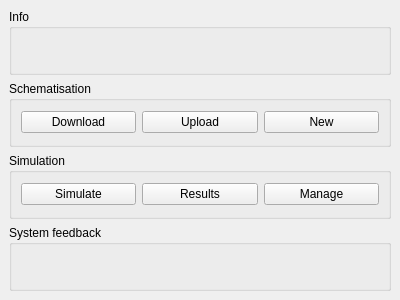
The window that threedi_models_simulations/widgets/dock.ui (nens/threedi-models-simulations) describes before a commit, drawn with Qt 5.
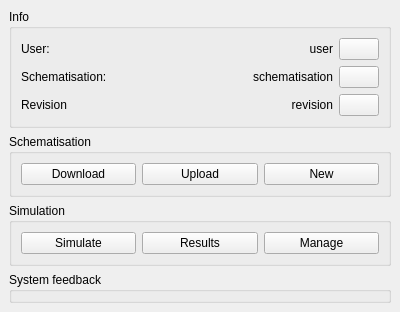
The same window after the commit. Custom widgets are drawn as their Qt base class.

Commit message: Login and settings UI

```diff
--- a/threedi_models_simulations/widgets/dock.ui
+++ b/threedi_models_simulations/widgets/dock.ui
@@ -20,6 +20,98 @@
       <property name="title">
        <string>Info</string>
       </property>
+      <layout class="QGridLayout" name="gridLayout">
+       <item row="0" column="1">
+        <widget class="QLabel" name="label_4">
+         <property name="text">
+          <string>user</string>
+         </property>
+         <property name="alignment">
+          <set>Qt::AlignRight|Qt::AlignTrailing|Qt::AlignVCenter</set>
+         </property>
+        </widget>
+       </item>
+       <item row="2" column="1">
+        <widget class="QLabel" name="label_6">
+         <property name="text">
+          <string>revision</string>
+         </property>
+         <property name="alignment">
+          <set>Qt::AlignRight|Qt::AlignTrailing|Qt::AlignVCenter</set>
+         </property>
+        </widget>
+       </item>
+       <item row="0" column="0">
+        <widget class="QLabel" name="label">
+         <property name="text">
+          <string>User:</string>
+         </property>
+        </widget>
+       </item>
+       <item row="1" column="0">
+        <widget class="QLabel" name="label_2">
+         <property name="text">
+          <string>Schematisation:</string>
+         </property>
+        </widget>
+       </item>
+       <item row="1" column="1">
+        <widget class="QLabel" name="label_5">
+         <property name="text">
+          <string>schematisation</string>
+         </property>
+         <property name="alignment">
+          <set>Qt::AlignRight|Qt::AlignTrailing|Qt::AlignVCenter</set>
+         </property>
+        </widget>
+       </item>
+       <item row="2" column="0">
+        <widget class="QLabel" name="label_3">
+         <property name="text">
+          <string>Revision</string>
+         </property>
+        </widget>
+       </item>
+       <item row="0" column="2">
+        <widget class="QPushButton" name="btn_log_in_out">
+         <property name="sizePolicy">
+          <sizepolicy hsizetype="Fixed" vsizetype="Fixed">
+           <horstretch>0</horstretch>
+           <verstretch>0</verstretch>
+          </sizepolicy>
+         </property>
+         <property name="text">
+          <string/>
+         </property>
+        </widget>
+       </item>
+       <item row="1" column="2">
+        <widget class="QPushButton" name="pushButton_7">
+         <property name="sizePolicy">
+          <sizepolicy hsizetype="Fixed" vsizetype="Fixed">
+           <horstretch>0</horstretch>
+           <verstretch>0</verstretch>
+          </sizepolicy>
+         </property>
+         <property name="text">
+          <string/>
+         </property>
+        </widget>
+       </item>
+       <item row="2" column="2">
+        <widget class="QPushButton" name="btn_load_revision">
+         <property name="sizePolicy">
+          <sizepolicy hsizetype="Fixed" vsizetype="Fixed">
+           <horstretch>0</horstretch>
+           <verstretch>0</verstretch>
+          </sizepolicy>
+         </property>
+         <property name="text">
+          <string/>
+         </property>
+        </widget>
+       </item>
+      </layout>
      </widget>
     </item>
     <item>
```
Left out of the diff: 2 changed lines with no effect on the pictures. The commit also changes 7 other files.
